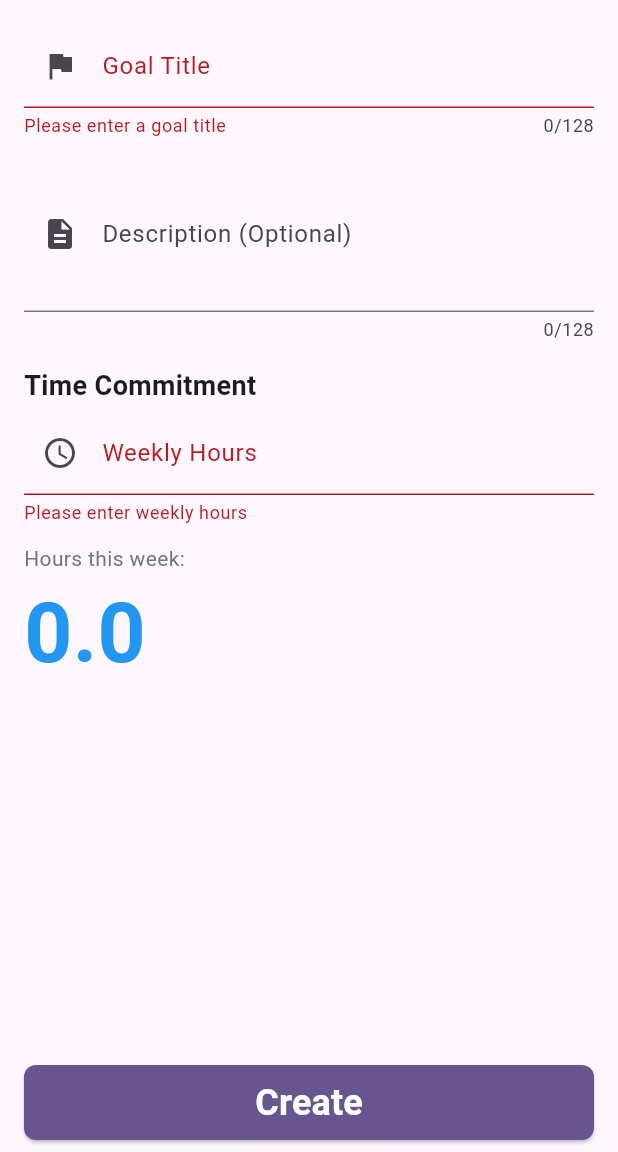
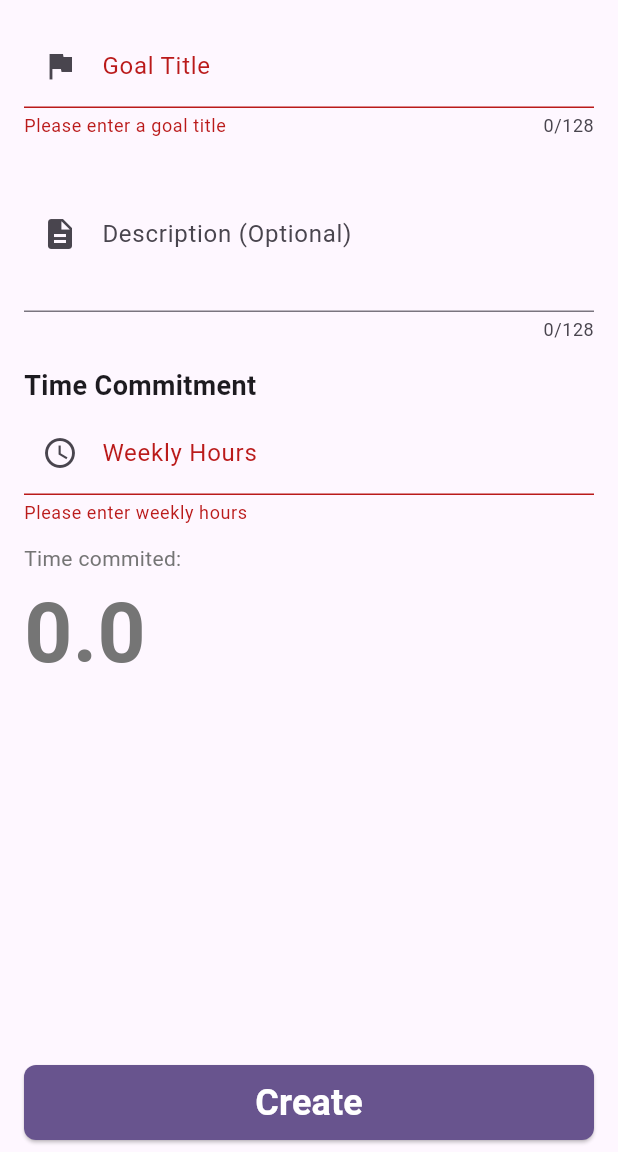
Before and after one commit to MatthewLacerda2/GoalGetter, a Flutter app: the GoalScreen screen opened directly, after a tap on "Create", on a phone screen of 412 x 824 dp, the part 84-1236 px from its top. Run offline on Flutter 3.47's test engine with Material 3 defaults, Android fonts, the phone set to English and light mode, and no system bars; our stand-ins replace font_awesome_flutter, introduction_screen, shared_preferences; accounts and stored records are empty.

Commit message:
goal rpogress measurer reserved time

```diff
--- a/frontend/lib/screens/goals/create_goal_screen.dart
+++ b/frontend/lib/screens/goals/create_goal_screen.dart
@@ -74,7 +74,7 @@ class _CreateGoalScreenState extends State<CreateGoalScreen> {
                 controller: _titleController,
                 decoration: const InputDecoration(
                   labelText: 'Goal Title',
-                  hintText: 'e.g., Learn Flutter Programming',
+                  hintText: 'e.g., Read a book',
                   border: OutlineInputBorder(),
                   prefixIcon: Icon(Icons.flag),
                 ),
--- a/frontend/lib/screens/goals/goal_screen.dart
+++ b/frontend/lib/screens/goals/goal_screen.dart
@@ -85,7 +85,7 @@ class _GoalScreenState extends State<GoalScreen> {
                 controller: _titleController,
                 decoration: const InputDecoration(
                   labelText: 'Goal Title',
-                  hintText: 'e.g., Learn Flutter Programming',
+                  hintText: 'e.g., Read a book',
                   border: UnderlineInputBorder(),
                   prefixIcon: Icon(Icons.flag),
                 ),
@@ -148,7 +148,7 @@ class _GoalScreenState extends State<GoalScreen> {
               const SizedBox(height: 12),
               GoalProgressMeasurer(
                 hoursPerWeek: widget.goal?.weeklyHours ?? 0.0,
-                currentWeekHours: widget.goal?.totalTaskedHours ?? 0.0,
+                goalId: widget.goal?.id ?? '',
               ),
               const SizedBox(height: 16),
             ],
--- a/frontend/lib/widgets/screens/goals/goal_progress_measurer.dart
+++ b/frontend/lib/widgets/screens/goals/goal_progress_measurer.dart
@@ -1,37 +1,24 @@
 import 'package:flutter/material.dart';
+import '../../../utils/task_storage.dart';
 
 class GoalProgressMeasurer extends StatelessWidget {
   const GoalProgressMeasurer({
     super.key,
     required this.hoursPerWeek,
-    this.currentWeekHours = 0.0,
+    required this.goalId,
   });
 
   final double hoursPerWeek;
-  final double currentWeekHours;
+  final String goalId;
 
-  String _formatExpectedTime() {
-    final weeks = (currentWeekHours / hoursPerWeek).ceil();
-
-    if (weeks < 4) {
-      return '${weeks}w';
-    } else {
-      final months = weeks ~/ 4;
-      final remainingWeeks = weeks % 4;
-
-      if (remainingWeeks == 0) {
-        return '${months}m';
-      } else {
-        return '${months}m${remainingWeeks}w';
-      }
-    }
+  Future<String> _getReservedTime() async {
+    final totalDuration = await TaskStorage.getTotalDurationForGoal(goalId);
+    return totalDuration.toStringAsFixed(1);
   }
 
+  //I left this as Row because i'll eventually add another text to the side
   @override
   Widget build(BuildContext context) {
-    // Check if total hours are set
-    final hasTotalHours = currentWeekHours > 0;
-
     return Row(
       children: [
         Expanded(
@@ -39,51 +26,28 @@ class GoalProgressMeasurer extends StatelessWidget {
             crossAxisAlignment: CrossAxisAlignment.start,
             children: [
               Text(
-                'Hours this week:',
+                'Time commited:',
                 style: TextStyle(
                   fontSize: 14,
                   color: Colors.grey.shade600,
                 ),
               ),
-              Text(
-                currentWeekHours.toStringAsFixed(1),
-                style: TextStyle(
-                  fontSize: 56, // 4x bigger than the text above
-                  fontWeight: FontWeight.bold,
-                  color: currentWeekHours >= hoursPerWeek
-                      ? Colors.blue
-                      : Colors.grey.shade600,
-                ),
+              FutureBuilder<String>(
+                future: _getReservedTime(),
+                builder: (context, snapshot) {
+                  return Text(
+                    snapshot.data ?? '0.0',
+                    style: TextStyle(
+                      fontSize: 56, // 4x bigger than the text above
+                      fontWeight: FontWeight.bold,
+                      color: Colors.grey.shade600,
+                    ),
+                  );
+                },
               ),
             ],
           ),
         ),
-
-        // Expected time - only show if total hours are set
-        if (hasTotalHours)
-          Expanded(
-            child: Column(
-              crossAxisAlignment: CrossAxisAlignment.start,
-              children: [
-                Text(
-                  'Expected time:',
-                  style: TextStyle(
-                    fontSize: 14,
-                    color: Colors.grey.shade600,
-                  ),
-                ),
-                const SizedBox(height: 4),
-                Text(
-                  _formatExpectedTime(),
-                  style: TextStyle(
-                    fontSize: 56, // 4x bigger than the text above
-                    fontWeight: FontWeight.bold,
-                    color: Colors.grey.shade600,
-                  ),
-                ),
-              ],
-            ),
-          ),
       ],
     );
   }
```
